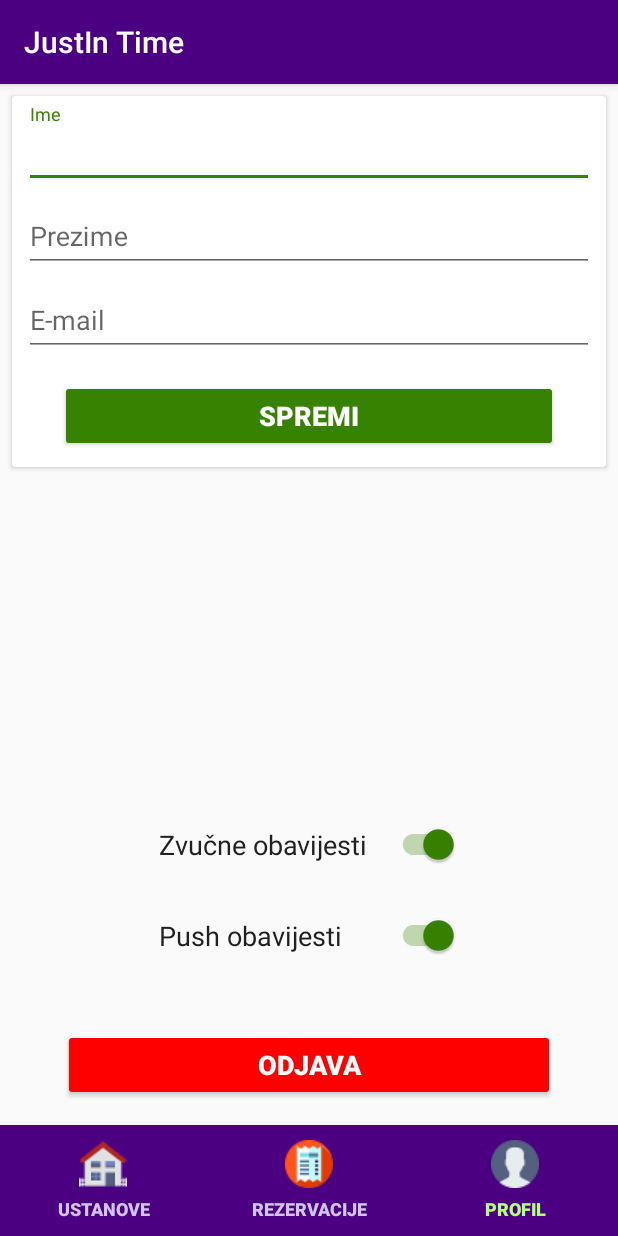
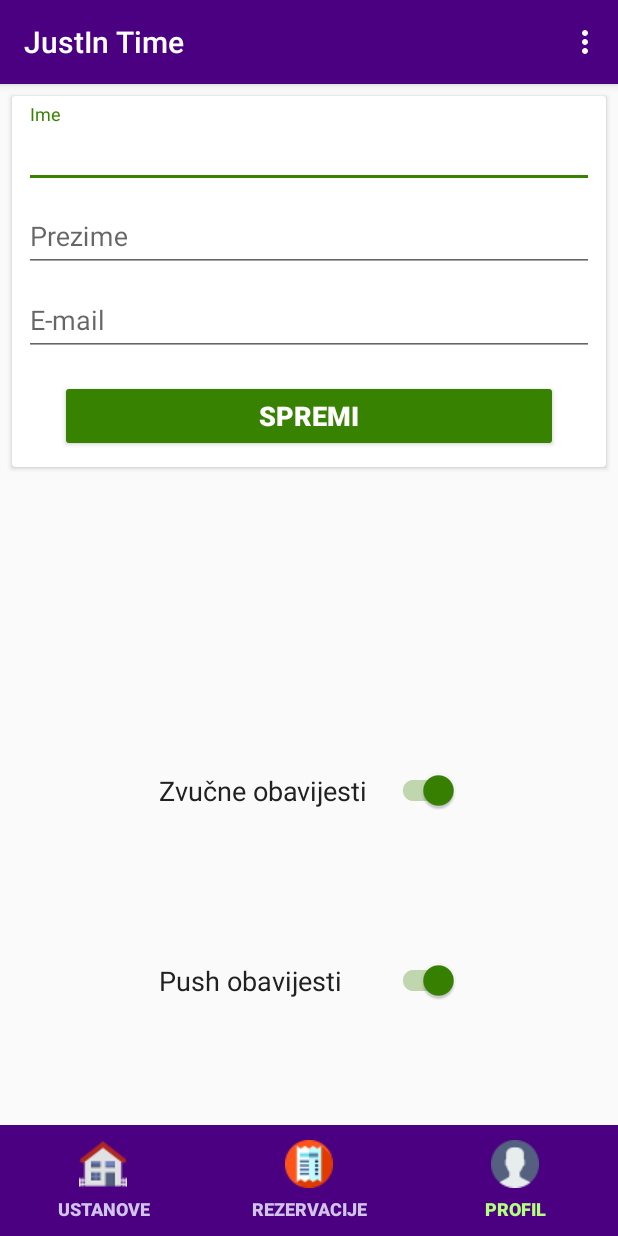
Before and after one commit to aduda091/queueManagementAndroid, an Android app: the ProfileActivity screen opened directly, with no data from a screen before it, on a phone screen of 412 x 824 dp. Run offline under Robolectric (Android 15) with nearby library versions, the phone set to English and light mode, and no system bars; our stand-ins replace Volley; network calls fail; 5 statements that could not run were skipped.

Commit message:
Replace logout button with menu item
Spaced out switches in profile activity

```diff
--- a/app/src/main/java/hr/unipu/duda/justintime/activities/ProfileActivity.java
+++ b/app/src/main/java/hr/unipu/duda/justintime/activities/ProfileActivity.java
@@ -6,6 +6,8 @@ import android.support.v7.app.AppCompatActivity;
 import android.os.Bundle;
 import android.support.v7.widget.SwitchCompat;
 import android.util.Log;
+import android.view.Menu;
+import android.view.MenuItem;
 import android.view.View;
 import android.widget.Button;
 import android.widget.CompoundButton;
@@ -37,7 +39,6 @@ public class ProfileActivity extends AppCompatActivity {
     EditText etLastName;
     EditText etEmail;
     Button btnSave;
-    Button btnLogout;
     ProgressBar progressBar;
 
     SwitchCompat switchPush, switchBeep;
@@ -57,7 +58,6 @@ public class ProfileActivity extends AppCompatActivity {
         etLastName = (EditText) findViewById(R.id.etLastName);
         etEmail = (EditText) findViewById(R.id.etEmail);
         btnSave = (Button) findViewById(R.id.btnSave);
-        btnLogout = (Button) findViewById(R.id.btnLogout);
         progressBar = (ProgressBar) findViewById(R.id.progressBar);
         switchPush = (SwitchCompat) findViewById(R.id.switchPushSetting);
         switchBeep = (SwitchCompat) findViewById(R.id.switchSoundSetting);
@@ -90,15 +90,14 @@ public class ProfileActivity extends AppCompatActivity {
             }
         });
 
-        btnLogout.setOnClickListener(new View.OnClickListener() {
-            @Override
-            public void onClick(View v) {
-                AppController.getInstance().logout();
-                Intent intent = new Intent(ProfileActivity.this, LoginActivity.class);
-                startActivity(intent);
-                finish();
-            }
-        });
+
+    }
+
+    public void logout(MenuItem item) {
+        AppController.getInstance().logout();
+        Intent intent = new Intent(ProfileActivity.this, LoginActivity.class);
+        startActivity(intent);
+        finish();
     }
 
     @Override
@@ -107,6 +106,12 @@ public class ProfileActivity extends AppCompatActivity {
 
         switchBeep.setChecked(AppController.getInstance().getBeepPref());
         switchPush.setChecked(AppController.getInstance().getPushPref());
+    }
+
+    @Override
+    public boolean onCreateOptionsMenu(Menu menu) {
+        getMenuInflater().inflate(R.menu.menu_profile, menu);
+        return true;
     }
 
     private boolean validateFields() {
--- a/app/src/main/res/layout/activity_profile.xml
+++ b/app/src/main/res/layout/activity_profile.xml
@@ -147,7 +147,7 @@
         android:indeterminateBehavior="repeat"
         android:indeterminateOnly="true"
         android:visibility="invisible"
-        app:layout_constraintBottom_toTopOf="@+id/btnLogout"
+        app:layout_constraintBottom_toTopOf="@+id/switchSoundSetting"
         app:layout_constraintLeft_toLeftOf="parent"
         app:layout_constraintRight_toRightOf="parent"
         app:layout_constraintTop_toBottomOf="@+id/cardView" />
@@ -156,6 +156,7 @@
         android:id="@+id/switchSoundSetting"
         android:layout_width="200dp"
         android:layout_height="wrap_content"
+        android:layout_marginBottom="16dp"
         android:text="Zvučne obavijesti"
         android:textColor="@color/colorPrimaryText"
         android:textSize="18sp"
@@ -169,34 +170,17 @@
         android:layout_width="200dp"
         android:layout_height="wrap_content"
         android:layout_marginBottom="16dp"
+        android:layout_marginTop="16dp"
         android:text="Push obavijesti"
         android:textColor="@color/colorPrimaryText"
         android:textSize="18sp"
-        app:layout_constraintBottom_toTopOf="@+id/btnLogout"
+        app:layout_constraintBottom_toTopOf="@+id/fragment"
         app:layout_constraintEnd_toEndOf="parent"
         app:layout_constraintStart_toStartOf="parent"
         app:layout_constraintTop_toBottomOf="@id/switchSoundSetting" />
 
 
-    <Button
-        android:id="@+id/btnLogout"
-        style="@style/Widget.AppCompat.Button.Colored"
-        android:layout_width="0dp"
-        android:layout_height="wrap_content"
-        android:layout_marginBottom="16dp"
-        android:layout_marginEnd="8dp"
-        android:layout_marginLeft="0dp"
-        android:layout_marginRight="0dp"
-        android:layout_marginStart="8dp"
-        android:backgroundTint="#FF0000"
-        android:text="Odjava"
-        android:textAlignment="center"
-        android:textSize="18sp"
-        android:textStyle="bold"
-        app:layout_constraintBottom_toTopOf="@+id/fragment"
-        app:layout_constraintHorizontal_bias="0.0"
-        app:layout_constraintLeft_toLeftOf="@+id/guideline"
-        app:layout_constraintRight_toLeftOf="@+id/guideline2" />
+
 
     <fragment
         android:id="@+id/fragment"
--- /dev/null
+++ b/app/src/main/res/menu/menu_profile.xml
@@ -0,0 +1,12 @@
+<?xml version="1.0" encoding="utf-8"?>
+<menu xmlns:android="http://schemas.android.com/apk/res/android"
+    xmlns:app="http://schemas.android.com/apk/res-auto"
+    xmlns:tools="http://schemas.android.com/tools"
+    tools:context=".activities.ProfileActivity">
+    <item
+        android:id="@+id/action_logout"
+        android:onClick="logout"
+        android:orderInCategory="100"
+        android:title="Odjava"
+        app:showAsAction="withText" />
+</menu>
```
